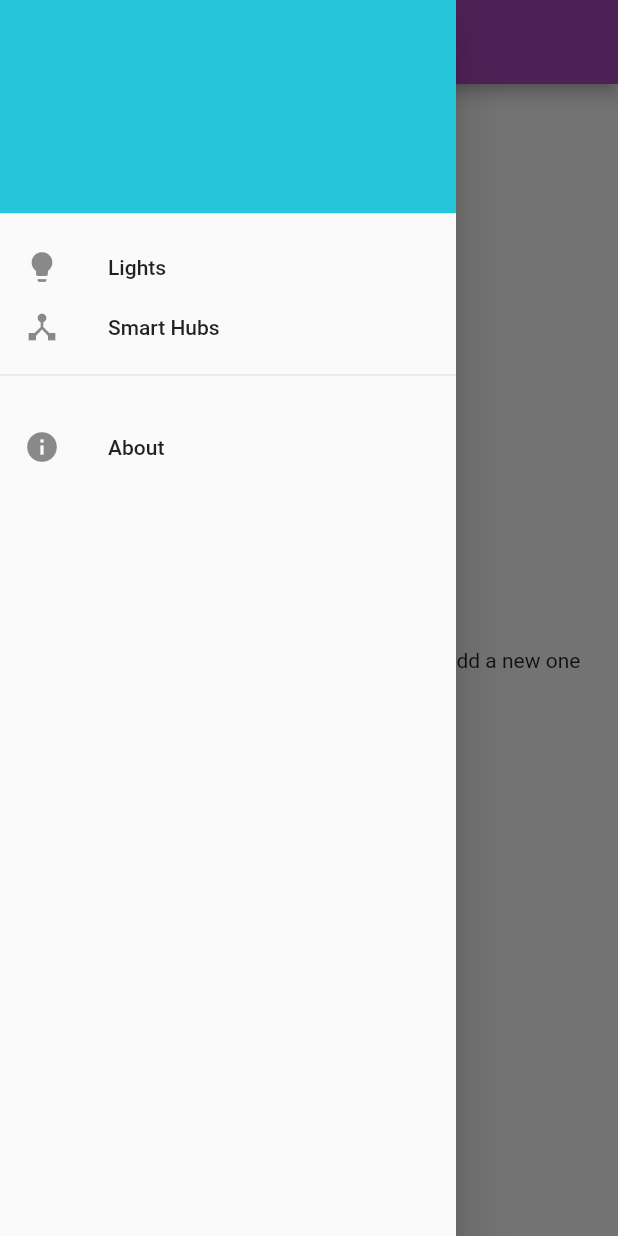
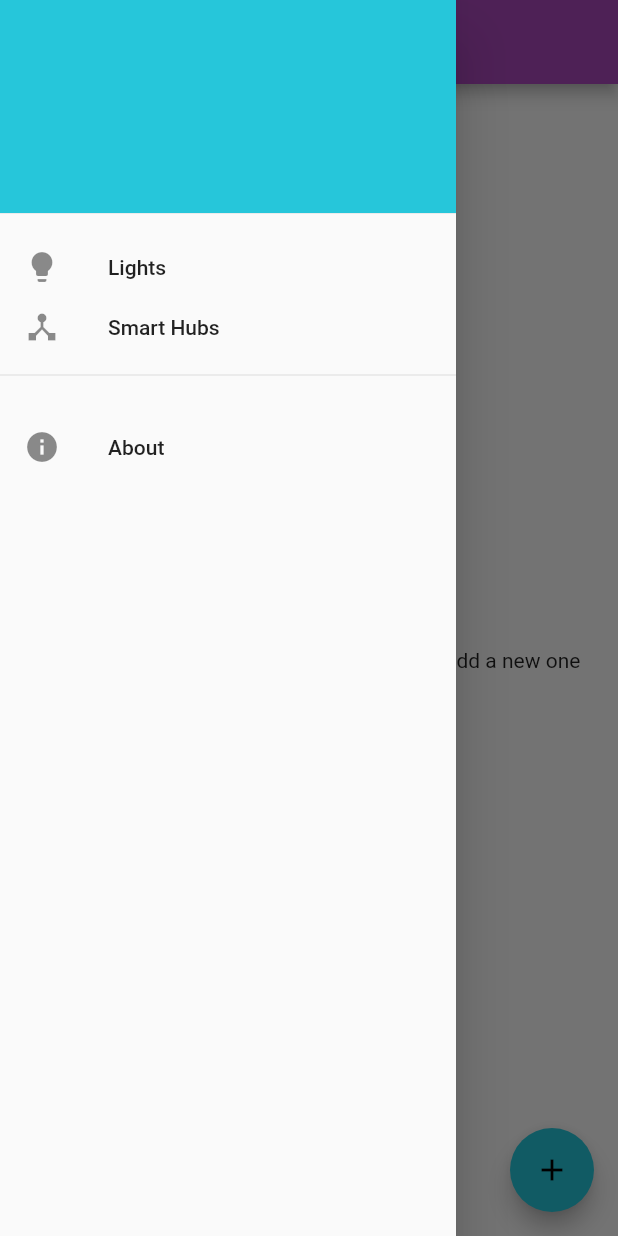
Before and after one commit to LucPrestin/SmartHomeControl, a Flutter app: the screen it shows after launch, with the side drawer open, on a phone screen of 412 x 824 dp. Run offline on Flutter 3.47's test engine with Material 2 defaults, Android fonts, the phone set to English and light mode, and no system bars; our stand-ins replace flutter_colorpicker, sqflite; accounts and stored records are empty.

Commit message:
add light add page and make it accessible from the light list page

```diff
--- a/lib/main.dart
+++ b/lib/main.dart
@@ -1,5 +1,7 @@
 import 'package:flutter/material.dart';
 import 'package:smart_home_control/views/about_page.dart';
+import 'package:smart_home_control/views/light_add_page.dart';
+import 'package:smart_home_control/views/light_form.dart';
 import 'package:smart_home_control/views/smart_hub_list_page.dart';
 
 import 'views/light_list_page.dart';
@@ -36,6 +38,7 @@ class SmartHomeControlApp extends StatelessWidget {
         home: const LightListPage(),
         routes: {
           Routes.lights: (context) => const LightListPage(),
+          Routes.lightsNew: (context) => const LightAddPage(),
           Routes.smartHubs: (context) => const SmartHubListPage(),
           Routes.about: (coutext) => const AboutPage()
         });
--- a/lib/routes/routes.dart
+++ b/lib/routes/routes.dart
@@ -1,5 +1,6 @@
 class Routes {
   static const String lights = '/lights';
+  static const String lightsNew = '/lights/new';
   static const String smartHubs = '/smartHubs';
   static const String about = '/about';
 }
--- a/lib/views/light_list_page.dart
+++ b/lib/views/light_list_page.dart
@@ -1,4 +1,5 @@
 import 'package:flutter/material.dart';
+import 'package:smart_home_control/routes/routes.dart';
 
 import 'navigation_drawer.dart';
 
@@ -20,6 +21,10 @@ class _LightListPageState extends State<LightListPage> {
           child: Text(
               'Here goes a list of smart lights and a fab to add a new one')),
       drawer: const NavigationDrawer(),
+      floatingActionButton: FloatingActionButton(
+        onPressed: () => Navigator.pushNamed(context, Routes.lightsNew),
+        child: const Icon(Icons.add),
+      ),
     );
   }
 }
```
Also changed, not shown: lib/views/light_add_page.dart (added, +20 -0 lines).
